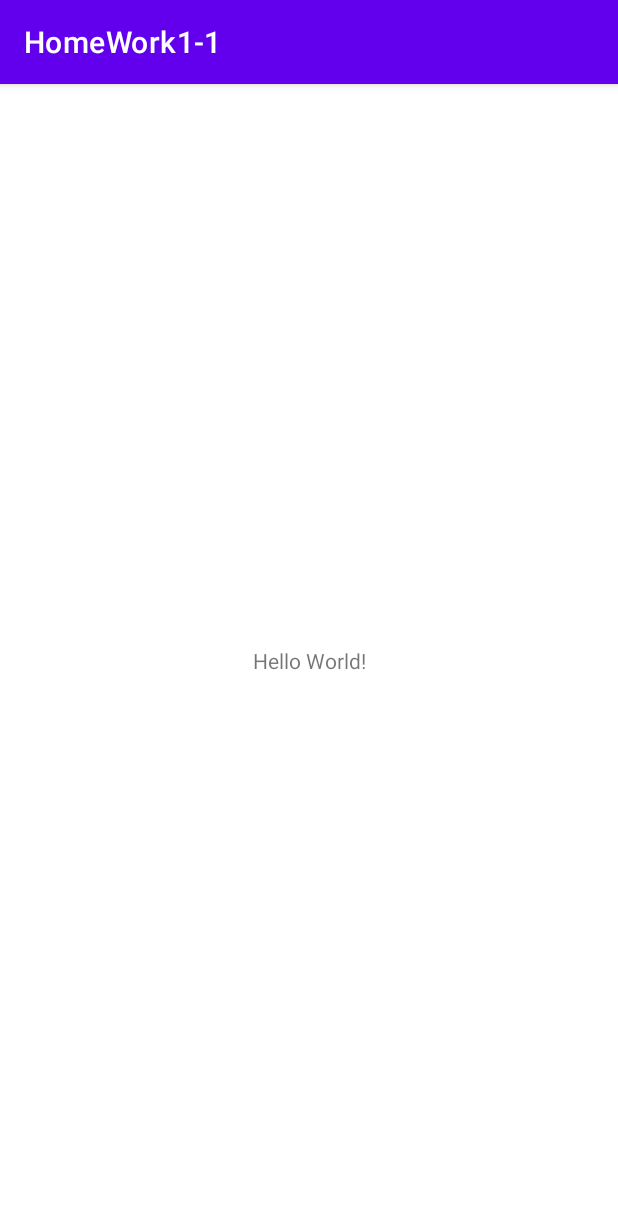
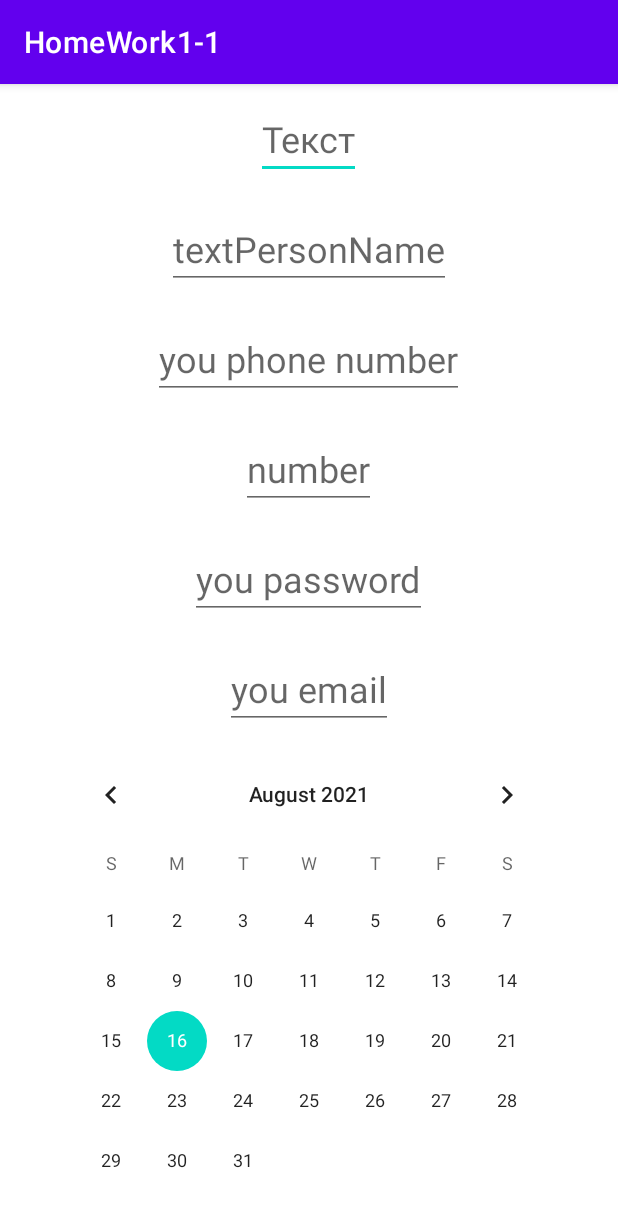
Before and after one commit to am1ro/HomeWork1-1, an Android app: the screen it shows after launch (MainActivity), on a phone screen of 412 x 824 dp. Shown: the top 1207 px of the screen. Run offline under Robolectric (Android 15) with nearby library versions, the phone set to English and light mode, and no system bars.

```diff
--- a/app/src/main/java/com/example/homework1_1/MainActivity.java
+++ b/app/src/main/java/com/example/homework1_1/MainActivity.java
@@ -8,6 +8,6 @@ public class MainActivity extends AppCompatActivity {
     @Override
     protected void onCreate(Bundle savedInstanceState) {
         super.onCreate(savedInstanceState);
-        setContentView(R.layout.activity_main);
+        setContentView(R.layout.homework12);
     }
 }
--- /dev/null
+++ b/app/src/main/res/layout/homework12.xml
@@ -0,0 +1,73 @@
+<?xml version="1.0" encoding="utf-8"?>
+<LinearLayout
+        xmlns:android="http://schemas.android.com/apk/res/android"
+        android:layout_width="match_parent"
+        android:layout_height="match_parent"
+        android:orientation="vertical">
+
+
+    <EditText android:layout_width="wrap_content"
+              android:layout_height="wrap_content"
+              android:inputType="text"
+              android:hint="Текст"
+              android:layout_gravity="center"
+              android:textSize="24sp"
+              android:layout_margin="10dp"
+              android:textColor="@color/purple_500"/>
+
+
+    <EditText android:layout_width="wrap_content"
+              android:layout_height="wrap_content"
+              android:inputType="textPersonName"
+              android:hint="textPersonName"
+              android:layout_gravity="center"
+              android:layout_margin="10dp"
+              android:textSize="24sp"
+              android:textColor="@color/teal_700"/>
+
+
+    <EditText android:layout_width="wrap_content"
+              android:layout_height="wrap_content"
+              android:inputType="phone"
+              android:layout_margin="10dp"
+              android:layout_gravity="center"
+              android:textSize="24sp"
+              android:hint="you phone number"
+              android:textColor="@color/teal_200"/>
+
+
+    <EditText android:layout_width="wrap_content"
+              android:layout_height="wrap_content"
+              android:inputType="number"
+              android:layout_gravity="center"
+              android:layout_margin="10dp"
+              android:textSize="24sp"
+              android:hint="number"
+              android:textColor="@color/purple_500"/>
+
+
+    <EditText android:layout_width="wrap_content"
+              android:layout_height="wrap_content"
+              android:inputType="textPassword"
+              android:hint="you password"
+              android:layout_gravity="center"
+              android:layout_margin="10dp"
+              android:textSize="24sp"
+              android:textColor="@color/teal_700"/>
+
+
+    <EditText android:layout_width="wrap_content"
+              android:layout_height="wrap_content"
+              android:inputType="textEmailAddress"
+              android:hint="you email"
+              android:layout_gravity="center"
+              android:layout_margin="10dp"
+              android:textSize="24sp"
+              android:textColor="@color/purple_500"
+    />
+<CalendarView android:layout_width="wrap_content"
+              android:layout_height="wrap_content"
+              android:layout_gravity="center"/>
+
+
+</LinearLayout>
```
Also changed, not shown: app/src/main/res/layout/activity_main.xml (+48 -5 lines).
